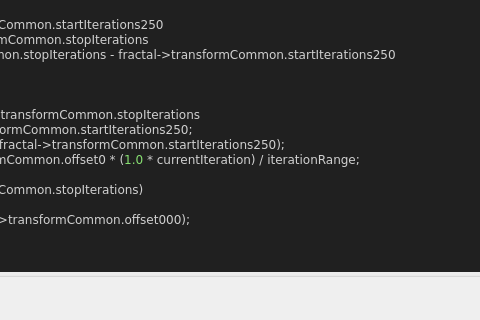
buddhi1980/mandelbulber2, file mandelbulber2/formula/ui/fractal_transf_add_cpixel_vary_v1.ui: the form before one commit; both pictures show x 203 to 683 and y 348 to 668 of the 880 by 799 pixel window.
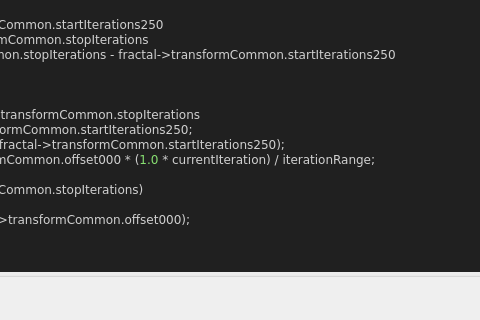
The form after the commit. Custom widgets are drawn as their Qt base class.

Commit message: added all cl transform files till transf_q*

Diff of the .ui file:
```diff
--- a/mandelbulber2/formula/ui/fractal_transf_add_cpixel_vary_v1.ui
+++ b/mandelbulber2/formula/ui/fractal_transf_add_cpixel_vary_v1.ui
@@ -506,7 +506,7 @@
     &lt;span style=&quot;color:#f09479; font-weight:bold&quot;&gt;int&lt;/span&gt; iterationRange &lt;span style=&quot;color:#d0d0d0&quot;&gt;=&lt;/span&gt; fractal&lt;span style=&quot;color:#d0d0d0&quot;&gt;-&amp;gt;&lt;/span&gt;transformCommon&lt;span style=&quot;color:#d0d0d0&quot;&gt;.&lt;/span&gt;stopIterations
                           &lt;span style=&quot;color:#d0d0d0&quot;&gt;-&lt;/span&gt; fractal&lt;span style=&quot;color:#d0d0d0&quot;&gt;-&amp;gt;&lt;/span&gt;transformCommon&lt;span style=&quot;color:#d0d0d0&quot;&gt;.&lt;/span&gt;startIterations250&lt;span style=&quot;color:#d0d0d0&quot;&gt;;&lt;/span&gt;
     &lt;span style=&quot;color:#f09479; font-weight:bold&quot;&gt;int&lt;/span&gt; currentIteration &lt;span style=&quot;color:#d0d0d0&quot;&gt;= (&lt;/span&gt;aux&lt;span style=&quot;color:#d0d0d0&quot;&gt;.&lt;/span&gt;i &lt;span style=&quot;color:#d0d0d0&quot;&gt;-&lt;/span&gt; fractal&lt;span style=&quot;color:#d0d0d0&quot;&gt;-&amp;gt;&lt;/span&gt;transformCommon&lt;span style=&quot;color:#d0d0d0&quot;&gt;.&lt;/span&gt;startIterations250&lt;span style=&quot;color:#d0d0d0&quot;&gt;);&lt;/span&gt;
-    tempVC &lt;span style=&quot;color:#d0d0d0&quot;&gt;+=&lt;/span&gt; fractal&lt;span style=&quot;color:#d0d0d0&quot;&gt;-&amp;gt;&lt;/span&gt;transformCommon&lt;span style=&quot;color:#d0d0d0&quot;&gt;.&lt;/span&gt;offset0 &lt;span style=&quot;color:#d0d0d0&quot;&gt;* (&lt;/span&gt;&lt;span style=&quot;color:#87df71&quot;&gt;1.0&lt;/span&gt; &lt;span style=&quot;color:#d0d0d0&quot;&gt;*&lt;/span&gt; currentIteration&lt;span style=&quot;color:#d0d0d0&quot;&gt;) /&lt;/span&gt; iterationRange&lt;span style=&quot;color:#d0d0d0&quot;&gt;;&lt;/span&gt;
+    tempVC &lt;span style=&quot;color:#d0d0d0&quot;&gt;+=&lt;/span&gt; fractal&lt;span style=&quot;color:#d0d0d0&quot;&gt;-&amp;gt;&lt;/span&gt;transformCommon&lt;span style=&quot;color:#d0d0d0&quot;&gt;.&lt;/span&gt;offset000 &lt;span style=&quot;color:#d0d0d0&quot;&gt;* (&lt;/span&gt;&lt;span style=&quot;color:#87df71&quot;&gt;1.0&lt;/span&gt; &lt;span style=&quot;color:#d0d0d0&quot;&gt;*&lt;/span&gt; currentIteration&lt;span style=&quot;color:#d0d0d0&quot;&gt;) /&lt;/span&gt; iterationRange&lt;span style=&quot;color:#d0d0d0&quot;&gt;;&lt;/span&gt;
   &lt;span style=&quot;color:#d0d0d0&quot;&gt;}&lt;/span&gt;
   &lt;span style=&quot;color:#7ec0ee; font-weight:bold&quot;&gt;if&lt;/span&gt; &lt;span style=&quot;color:#d0d0d0&quot;&gt;(&lt;/span&gt;aux&lt;span style=&quot;color:#d0d0d0&quot;&gt;.&lt;/span&gt;i &lt;span style=&quot;color:#d0d0d0&quot;&gt;&amp;gt;=&lt;/span&gt; fractal&lt;span style=&quot;color:#d0d0d0&quot;&gt;-&amp;gt;&lt;/span&gt;transformCommon&lt;span style=&quot;color:#d0d0d0&quot;&gt;.&lt;/span&gt;stopIterations&lt;span style=&quot;color:#d0d0d0&quot;&gt;)&lt;/span&gt;
   &lt;span style=&quot;color:#d0d0d0&quot;&gt;{&lt;/span&gt;
```
The commit also changes 11 other files.
